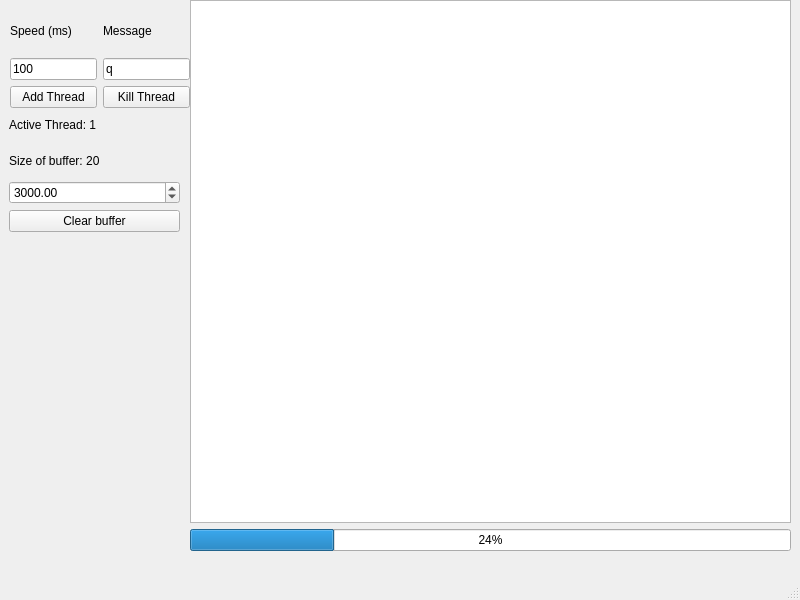
This is Semestr 6/GUI/QTApps/Multithread/MultiThreadedBuffer/mainwindow.ui in MrDeun/studia as Qt 5 draws it before an edit. The edited form follows.
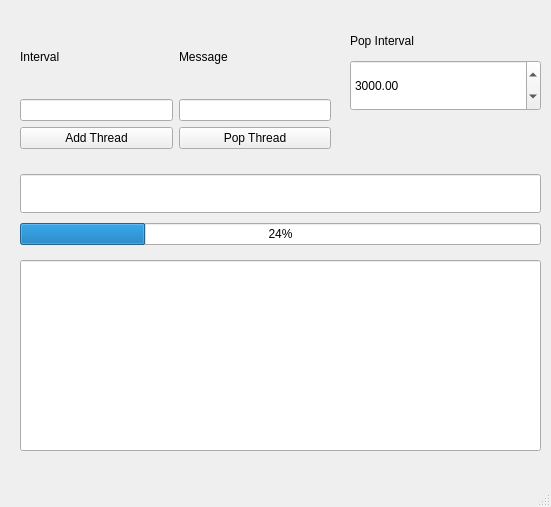
This is the edited form.

Diff of the .ui file:
```diff
--- a/Semestr 6/GUI/QTApps/Multithread/MultiThreadedBuffer/mainwindow.ui
+++ b/Semestr 6/GUI/QTApps/Multithread/MultiThreadedBuffer/mainwindow.ui
@@ -6,28 +6,30 @@
    <rect>
     <x>0</x>
     <y>0</y>
-    <width>800</width>
-    <height>600</height>
+    <width>551</width>
+    <height>507</height>
    </rect>
   </property>
   <property name="windowTitle">
    <string>MainWindow</string>
   </property>
   <widget class="QWidget" name="centralwidget">
-   <widget class="QWidget" name="verticalLayoutWidget">
+   <widget class="QWidget" name="verticalLayoutWidget_2">
     <property name="geometry">
      <rect>
-      <x>190</x>
-      <y>0</y>
-      <width>601</width>
-      <height>551</height>
+      <x>20</x>
+      <y>170</y>
+      <width>521</width>
+      <height>81</height>
      </rect>
     </property>
-    <layout class="QVBoxLayout" name="verticalLayout">
+    <layout class="QVBoxLayout" name="verticalLayout_2">
      <item>
-      <widget class="QTextEdit" name="textEdit">
-       <property name="readOnly">
-        <bool>true</bool>
+      <widget class="QLineEdit" name="lineEdit">
+       <property name="font">
+        <font>
+         <pointsize>20</pointsize>
+        </font>
        </property>
       </widget>
      </item>
@@ -43,48 +45,28 @@
    <widget class="QWidget" name="gridLayoutWidget">
     <property name="geometry">
      <rect>
-      <x>10</x>
-      <y>10</y>
-      <width>180</width>
-      <height>98</height>
+      <x>20</x>
+      <y>20</y>
+      <width>311</width>
+      <height>129</height>
      </rect>
     </property>
+    <layout class="QHBoxLayout" name="horizontalLayout">
+     <item>
     <layout class="QGridLayout" name="gridLayout">
-     <item row="1" column="1">
-      <widget class="QLineEdit" name="msgEdit">
-       <property name="text">
-        <string>q</string>
-       </property>
-      </widget>
-     </item>
-     <item row="1" column="0">
-      <widget class="QLineEdit" name="speedEdit">
-       <property name="text">
-        <string>100</string>
-       </property>
-      </widget>
-     </item>
-     <item row="2" column="0">
-      <widget class="QPushButton" name="pushButton">
-       <property name="text">
-        <string>Add Thread</string>
-       </property>
-      </widget>
-     </item>
-     <item row="2" column="1">
-      <widget class="QPushButton" name="pushButton_2">
-       <property name="text">
-        <string>Kill Thread</string>
-       </property>
-      </widget>
-     </item>
      <item row="0" column="0">
       <widget class="QLabel" name="label">
        <property name="text">
-        <string>Speed (ms)</string>
+          <string>Interval</string>
        </property>
       </widget>
      </item>
+       <item row="1" column="0">
+        <widget class="QLineEdit" name="lineEdit_2"/>
+       </item>
+       <item row="1" column="1">
+        <widget class="QLineEdit" name="lineEdit_3"/>
+       </item>
      <item row="0" column="1">
       <widget class="QLabel" name="label_2">
        <property name="text">
@@ -92,34 +74,33 @@
        </property>
       </widget>
      </item>
-    </layout>
+       <item row="2" column="1">
+        <widget class="QPushButton" name="pushButton_2">
+         <property name="text">
+          <string>Pop Thread</string>
+         </property>
+        </widget>
+       </item>
+       <item row="2" column="0">
+        <widget class="QPushButton" name="pushButton">
+         <property name="text">
+          <string>Add Thread</string>
+         </property>
+        </widget>
+       </item>
+      </layout>
+     </item>
+    </layout>
    </widget>
-   <widget class="QWidget" name="verticalLayoutWidget_2">
+   <widget class="QDoubleSpinBox" name="doubleSpinBox">
     <property name="geometry">
      <rect>
-      <x>9</x>
-      <y>110</y>
-      <width>171</width>
-      <height>122</height>
+      <x>350</x>
+      <y>60</y>
+      <width>191</width>
+      <height>51</height>
      </rect>
     </property>
-    <layout class="QVBoxLayout" name="verticalLayout_2">
-     <item>
-      <widget class="QLabel" name="label_3">
-       <property name="text">
-        <string>Active Thread: 1</string>
-       </property>
-      </widget>
-     </item>
-     <item>
-      <widget class="QLabel" name="label_4">
-       <property name="text">
-        <string>Size of buffer: 20</string>
-       </property>
-      </widget>
-     </item>
-     <item>
-      <widget class="QDoubleSpinBox" name="deleteCharTimer">
        <property name="maximum">
         <double>10000.000000000000000</double>
        </property>
@@ -130,15 +111,28 @@
         <double>3000.000000000000000</double>
        </property>
       </widget>
-     </item>
-     <item>
-      <widget class="QPushButton" name="pushButton_3">
+   <widget class="QLabel" name="label_3">
+    <property name="geometry">
+     <rect>
+      <x>350</x>
+      <y>30</y>
+      <width>121</width>
+      <height>21</height>
+     </rect>
+    </property>
        <property name="text">
-        <string>Clear buffer</string>
-       </property>
-      </widget>
-     </item>
-    </layout>
+     <string>Pop Interval</string>
+    </property>
+   </widget>
+   <widget class="QLineEdit" name="lineEdit_4">
+    <property name="geometry">
+     <rect>
+      <x>20</x>
+      <y>260</y>
+      <width>521</width>
+      <height>191</height>
+     </rect>
+    </property>
    </widget>
   </widget>
   <widget class="QMenuBar" name="menubar">
```
Left out of the diff: 62 changed lines with no effect on the pictures. Lines whose indentation alone changed are shown as unchanged.
